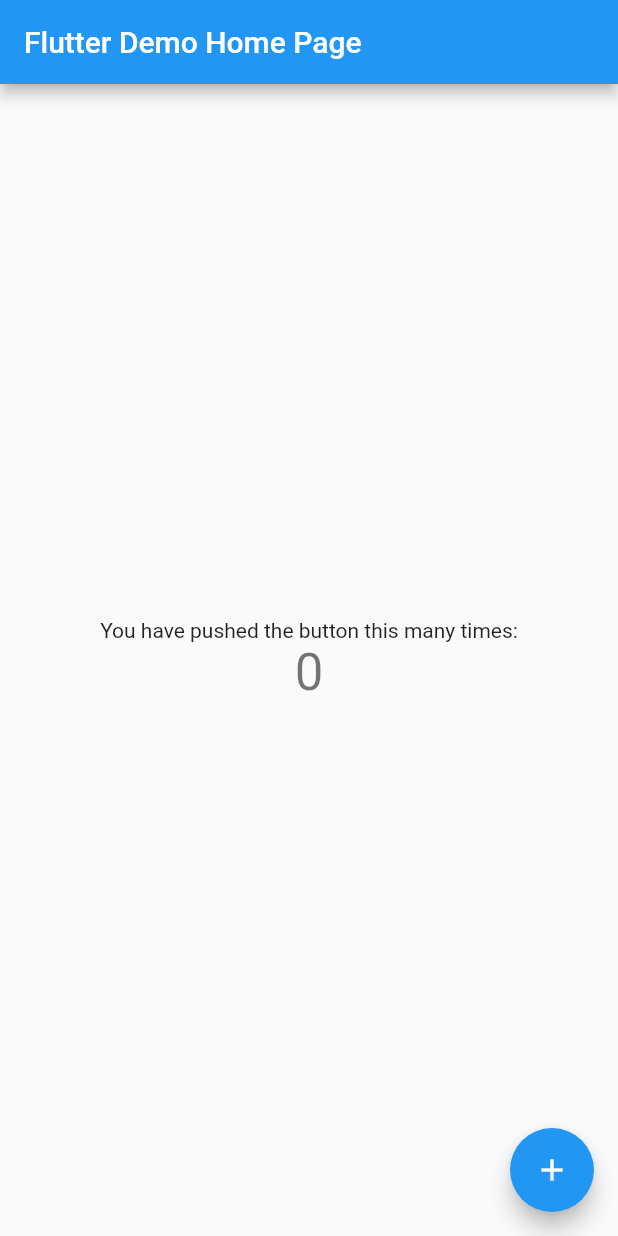
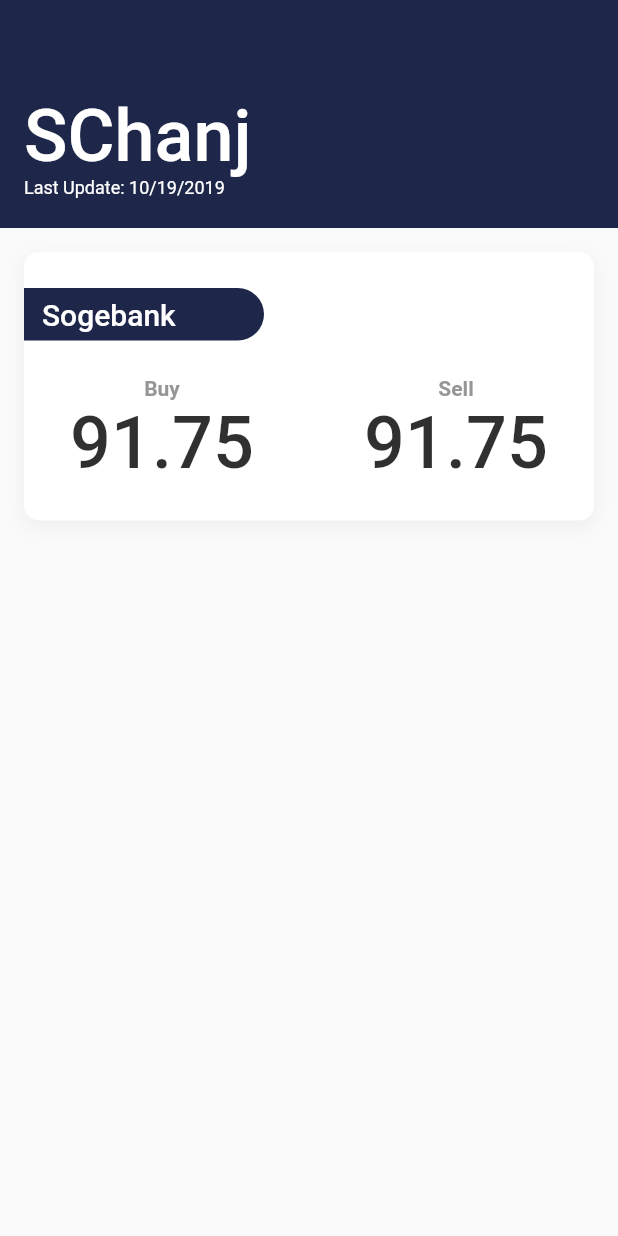
Before and after one commit to skydevht/schanj-flutter-app, a Flutter app: the screen it shows after launch, on a phone screen of 412 x 824 dp. Run offline on Flutter 3.47's test engine with Material 2 defaults, Android fonts, the phone set to English and light mode, and no system bars.

Commit message:
add bank card and main appbar

```diff
--- a/lib/main.dart
+++ b/lib/main.dart
@@ -1,4 +1,6 @@
 import 'package:flutter/material.dart';
+import 'widgets/app_bar.dart';
+import 'widgets/bank_card.dart';
 
 void main() => runApp(MyApp());
 
@@ -20,7 +22,7 @@ class MyApp extends StatelessWidget {
         // is not restarted.
         primarySwatch: Colors.blue,
       ),
-      home: MyHomePage(title: 'Flutter Demo Home Page'),
+      home: MyHomePage(title: 'SChanj'),
     );
   }
 }
@@ -44,68 +46,19 @@ class MyHomePage extends StatefulWidget {
 }
 
 class _MyHomePageState extends State<MyHomePage> {
-  int _counter = 0;
-
-  void _incrementCounter() {
-    setState(() {
-      // This call to setState tells the Flutter framework that something has
-      // changed in this State, which causes it to rerun the build method below
-      // so that the display can reflect the updated values. If we changed
-      // _counter without calling setState(), then the build method would not be
-      // called again, and so nothing would appear to happen.
-      _counter++;
-    });
-  }
-
   @override
   Widget build(BuildContext context) {
-    // This method is rerun every time setState is called, for instance as done
-    // by the _incrementCounter method above.
-    //
-    // The Flutter framework has been optimized to make rerunning build methods
-    // fast, so that you can just rebuild anything that needs updating rather
-    // than having to individually change instances of widgets.
     return Scaffold(
-      appBar: AppBar(
-        // Here we take the value from the MyHomePage object that was created by
-        // the App.build method, and use it to set our appbar title.
-        title: Text(widget.title),
-      ),
-      body: Center(
-        // Center is a layout widget. It takes a single child and positions it
-        // in the middle of the parent.
-        child: Column(
-          // Column is also a layout widget. It takes a list of children and
-          // arranges them vertically. By default, it sizes itself to fit its
-          // children horizontally, and tries to be as tall as its parent.
-          //
-          // Invoke "debug painting" (press "p" in the console, choose the
-          // "Toggle Debug Paint" action from the Flutter Inspector in Android
-          // Studio, or the "Toggle Debug Paint" command in Visual Studio Code)
-          // to see the wireframe for each widget.
-          //
-          // Column has various properties to control how it sizes itself and
-          // how it positions its children. Here we use mainAxisAlignment to
-          // center the children vertically; the main axis here is the vertical
-          // axis because Columns are vertical (the cross axis would be
-          // horizontal).
-          mainAxisAlignment: MainAxisAlignment.center,
-          children: <Widget>[
-            Text(
-              'You have pushed the button this many times:',
-            ),
-            Text(
-              '$_counter',
-              style: Theme.of(context).textTheme.display1,
-            ),
-          ],
-        ),
-      ),
-      floatingActionButton: FloatingActionButton(
-        onPressed: _incrementCounter,
-        tooltip: 'Increment',
-        child: Icon(Icons.add),
-      ), // This trailing comma makes auto-formatting nicer for build methods.
+      body: Container(
+          color: Color(0xfffafafa),
+          constraints: BoxConstraints.expand(),
+          child: Column(children: <Widget>[
+            MainAppBar(),
+            Expanded(
+                child: ListView(
+                    padding: EdgeInsets.all(16),
+                    children: <Widget>[BankCard()]))
+          ])),
     );
   }
 }
--- /dev/null
+++ b/lib/widgets/app_bar.dart
@@ -0,0 +1,37 @@
+import 'package:flutter/material.dart';
+
+class MainAppBar extends StatelessWidget {
+  @override
+  Widget build(BuildContext context) {
+    return Container(
+      color: Color(0xff1e2749),
+      constraints: BoxConstraints(minWidth: double.infinity),
+      child: Padding(
+        padding: EdgeInsets.only(top: 62, left: 16, right: 16, bottom: 20),
+        child: Column(
+          mainAxisAlignment: MainAxisAlignment.start,
+          crossAxisAlignment: CrossAxisAlignment.start,
+          mainAxisSize: MainAxisSize.min,
+          children: <Widget>[
+            Text(
+              'SChanj',
+              style: TextStyle(
+                color: Colors.white,
+                fontSize: 48,
+                fontWeight: FontWeight.w500,
+              ),
+            ),
+            Text(
+              'Last Update: 10/19/2019',
+              style: TextStyle(
+                fontSize: 12,
+                fontWeight: FontWeight.w400,
+                color: Colors.white,
+              ),
+            ),
+          ],
+        ),
+      ),
+    );
+  }
+}
--- /dev/null
+++ b/lib/widgets/bank_card.dart
@@ -0,0 +1,82 @@
+import 'package:flutter/material.dart';
+
+class BankCard extends StatelessWidget {
+  @override
+  Widget build(BuildContext context) {
+    return Container(
+        decoration: BoxDecoration(
+            borderRadius: BorderRadius.all(Radius.circular(10)),
+            color: Colors.white,
+            boxShadow: <BoxShadow>[
+              BoxShadow(
+                color: Colors.black.withOpacity(0.05),
+                offset: Offset(0, 4),
+                blurRadius: 10,
+              )
+            ]),
+        child: Padding(
+            padding: EdgeInsets.symmetric(vertical: 24, horizontal: 0),
+            child: Column(
+                mainAxisAlignment: MainAxisAlignment.start,
+                crossAxisAlignment: CrossAxisAlignment.start,
+                children: <Widget>[
+                  Container(
+                      margin: EdgeInsets.only(
+                        bottom: 24,
+                      ),
+                      width: 160,
+                      decoration: BoxDecoration(
+                          color: Color(0xff1e2749),
+                          borderRadius: BorderRadius.only(
+                            topRight: const Radius.circular(30),
+                            bottomRight: const Radius.circular(30),
+                          )),
+                      child: Padding(
+                          padding:
+                              EdgeInsets.symmetric(vertical: 6, horizontal: 12),
+                          child: Text('Sogebank',
+                              style: TextStyle(
+                                color: Colors.white,
+                                fontSize: 20,
+                                fontWeight: FontWeight.w500,
+                              )))),
+                  Row(
+                      mainAxisAlignment: MainAxisAlignment.center,
+                      crossAxisAlignment: CrossAxisAlignment.center,
+                      children: <Widget>[
+                        Expanded(
+                            child: Column(children: <Widget>[
+                          Text('Buy',
+                              style: TextStyle(
+                                color: Color(0xff969696),
+                                fontSize: 14,
+                                fontWeight: FontWeight.bold,
+                              )),
+                          Text('91.75',
+                              style: TextStyle(
+                                color: Colors.black.withOpacity(0.81),
+                                fontSize: 48,
+                                fontWeight: FontWeight.w500,
+                              )),
+                        ])),
+                        Container(width: 12),
+                        Expanded(
+                          child: Column(children: <Widget>[
+                            Text('Sell',
+                                style: TextStyle(
+                                  color: Color(0xff969696),
+                                  fontSize: 14,
+                                  fontWeight: FontWeight.bold,
+                                )),
+                            Text('91.75',
+                                style: TextStyle(
+                                  color: Colors.black.withOpacity(0.81),
+                                  fontSize: 48,
+                                  fontWeight: FontWeight.w500,
+                                )),
+                          ]),
+                        )
+                      ])
+                ])));
+  }
+}
```
